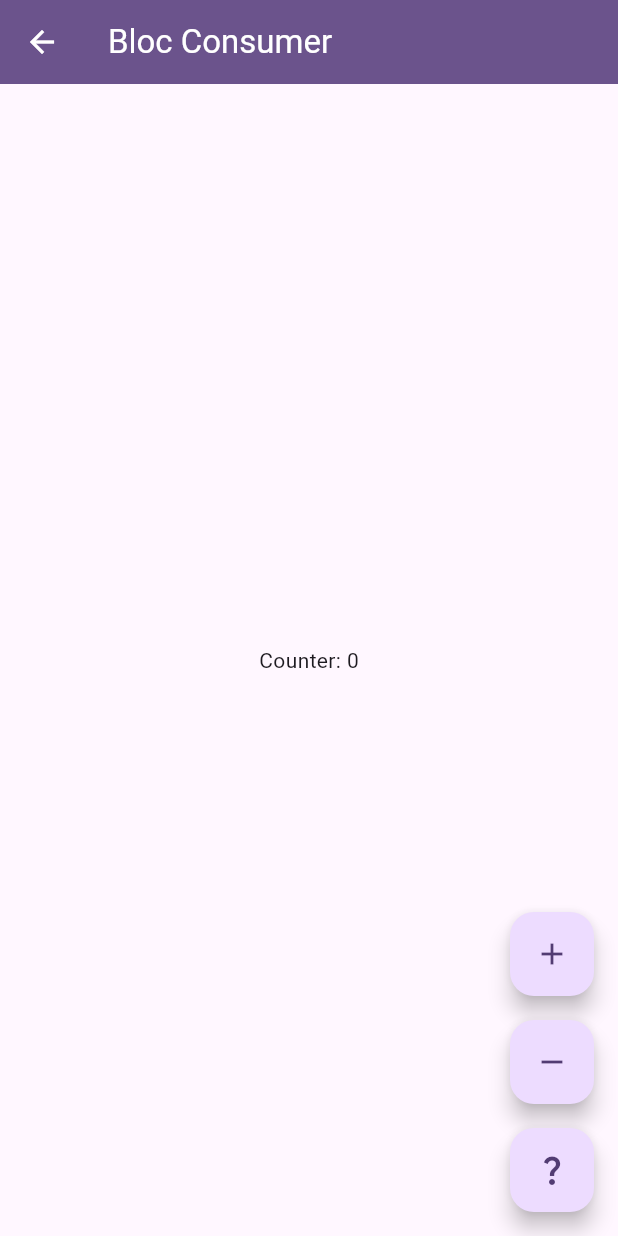
After one commit to thetpaingsoe/flutter_bloc_demo, a Flutter app: the screen it shows after launch, after a tap on "BlocConsumer", on a phone screen of 412 x 824 dp. The commit adds this screen. Run offline on Flutter 3.47's test engine with Material 3 defaults, Android fonts, the phone set to English and light mode, and no system bars; our stand-ins replace flutter_bloc.

Commit message:
Added BlocConsumer Sample

```diff
--- /dev/null
+++ b/lib/features/bloc_consumer/bloc/bloc_consumer_bloc.dart
@@ -0,0 +1,17 @@
+import 'package:flutter_bloc/flutter_bloc.dart';
+import 'package:flutter_bloc_demo/features/bloc_consumer/bloc/bloc_consumer_event.dart';
+import 'package:flutter_bloc_demo/features/bloc_consumer/bloc/bloc_consumer_state.dart';
+
+class BlocConsumerBloc extends Bloc<BlocConsumerEvent, BlocConsumerState> {
+  BlocConsumerBloc() : super(BlocConsumerState()) {
+    on<BlocConsumerIncrementEvent>((event, emit) {
+      emit(state.copyWith(counter: state.counter + 1));
+    });
+    on<BlocConsumerDecrementEvent>((event, emit) {
+      emit(state.copyWith(counter: state.counter - 1));
+    });
+    on<BlocConsumerDumpEvent>((event, emit) {
+      emit(BlocConsumerDumpState(counter: state.counter));
+    });
+  }
+}
--- /dev/null
+++ b/lib/features/bloc_consumer/bloc/bloc_consumer_event.dart
@@ -0,0 +1,13 @@
+sealed class BlocConsumerEvent {}
+
+final class BlocConsumerIncrementEvent extends BlocConsumerEvent {
+  BlocConsumerIncrementEvent() : super();
+}
+
+final class BlocConsumerDecrementEvent extends BlocConsumerEvent {
+  BlocConsumerDecrementEvent() : super();
+}
+
+final class BlocConsumerDumpEvent extends BlocConsumerEvent {
+  BlocConsumerDumpEvent() : super();
+}
--- /dev/null
+++ b/lib/features/bloc_consumer/bloc/bloc_consumer_state.dart
@@ -0,0 +1,12 @@
+class BlocConsumerState {
+  int counter;
+  BlocConsumerState({this.counter = 0});
+
+  BlocConsumerState copyWith({int? counter}) {
+    return BlocConsumerState(counter: counter ?? this.counter);
+  }
+}
+
+final class BlocConsumerDumpState extends BlocConsumerState {
+  BlocConsumerDumpState({required super.counter});
+}
--- /dev/null
+++ b/lib/features/bloc_consumer/ui/bloc_consumer_page.dart
@@ -0,0 +1,28 @@
+import 'package:flutter/material.dart';
+import 'package:flutter_bloc/flutter_bloc.dart';
+import 'package:flutter_bloc_demo/features/bloc_consumer/bloc/bloc_consumer_bloc.dart';
+import 'package:flutter_bloc_demo/features/bloc_consumer/ui/bloc_consumer_screen.dart';
+
+import 'widgets/count_button_widget.dart';
+
+
+
+class BlocConsumerPage extends StatelessWidget {
+  const BlocConsumerPage({super.key});
+
+  @override
+  Widget build(BuildContext context) {
+    return BlocProvider(
+      create: (context) => BlocConsumerBloc(),
+      child: Scaffold(
+        appBar: AppBar(
+          backgroundColor: Theme.of(context).colorScheme.primary,
+          foregroundColor: Theme.of(context).colorScheme.onPrimary,
+          title: const Text('Bloc Consumer'),
+        ),
+        body: const BlocConsumerScreen(),
+        floatingActionButton: const CountButtonWidget(),
+      ),
+    );
+  }
+}
--- /dev/null
+++ b/lib/features/bloc_consumer/ui/bloc_consumer_screen.dart
@@ -0,0 +1,32 @@
+import 'package:flutter/material.dart';
+import 'package:flutter_bloc/flutter_bloc.dart';
+import 'package:flutter_bloc_demo/features/bloc_consumer/bloc/bloc_consumer_state.dart';
+
+import '../bloc/bloc_consumer_bloc.dart';
+
+class BlocConsumerScreen extends StatelessWidget {
+  const BlocConsumerScreen({super.key});
+
+  @override
+  Widget build(BuildContext context) {
+    return BlocConsumer<BlocConsumerBloc, BlocConsumerState> (
+      listener: (context, state) {
+        if (state is BlocConsumerDumpState) {
+          ScaffoldMessenger.of(context).showSnackBar(
+            SnackBar(
+              content: Text('Counter: ${state.counter}'),
+              duration: const Duration(seconds: 1),
+            ),
+          );
+        }
+      },
+      builder: (context, state) {
+        return Center(
+          child: Text(
+            'Counter: ${state.counter}',
+          ),
+        );
+      },
+    );
+  }
+}
--- /dev/null
+++ b/lib/features/bloc_consumer/ui/widgets/count_button_widget.dart
@@ -0,0 +1,51 @@
+import 'package:flutter/material.dart';
+import 'package:flutter_bloc/flutter_bloc.dart';
+import 'package:flutter_bloc_demo/features/bloc_consumer/bloc/bloc_consumer_bloc.dart';
+import 'package:flutter_bloc_demo/features/bloc_consumer/bloc/bloc_consumer_event.dart';
+
+class CountButtonWidget extends StatelessWidget {
+  const CountButtonWidget({super.key});
+
+  @override
+  Widget build(BuildContext context) {
+    return Column(
+        mainAxisAlignment: MainAxisAlignment.end,
+        crossAxisAlignment: CrossAxisAlignment.end,
+        mainAxisSize: MainAxisSize.min,
+        children: [
+          FloatingActionButton(
+            heroTag: "increment",
+            onPressed: () {
+              BlocProvider.of<BlocConsumerBloc>(context)
+                  .add(BlocConsumerIncrementEvent());
+            },
+            tooltip: 'Increment',
+            child: const Icon(Icons.add),
+          ),
+          SizedBox(
+            height: 16,
+          ),
+          FloatingActionButton(
+            heroTag: "decrement",
+            onPressed: () {
+              BlocProvider.of<BlocConsumerBloc>(context)
+                  .add(BlocConsumerDecrementEvent());
+            },
+            tooltip: 'Decrement',
+            child: const Icon(Icons.remove),
+          ),
+          SizedBox(
+            height: 16,
+          ),
+          FloatingActionButton(
+            heroTag: "??",
+            onPressed: () {
+              BlocProvider.of<BlocConsumerBloc>(context)
+                  .add(BlocConsumerDumpEvent());
+            },
+            tooltip: 'Show',
+            child: const Icon(Icons.question_mark),
+          )
+        ]);
+  }
+}
--- a/lib/main.dart
+++ b/lib/main.dart
@@ -1,5 +1,6 @@
 import 'package:flutter/material.dart';
 import 'package:flutter_bloc_demo/features/basic_counter_with_cubit/ui/basic_counter_with_cubit_page.dart';
+import 'package:flutter_bloc_demo/features/bloc_consumer/ui/bloc_consumer_page.dart';
 import 'package:flutter_bloc_demo/features/bloc_selector/ui/bloc_selector_page.dart';
 import 'features/basic_counter_with_bloc/ui/basic_counter_with_bloc_page.dart';
 import 'features/bloc_builder_build_when/ui/build_when_page.dart';
@@ -91,7 +92,17 @@ class _MyHomePageState extends State<MyHomePage> {
                       MaterialPageRoute(
                           builder: (context) =>
                               const BlocSelectorPage()));
-            }, child: Text('BlocSelector'))
+            }, child: Text('BlocSelector')),
+            SizedBox(
+              height: 24,
+            ),
+            FilledButton(onPressed: () {
+              Navigator.push(
+                      context,
+                      MaterialPageRoute(
+                          builder: (context) =>
+                              const BlocConsumerPage()));
+            }, child: Text('BlocConsumer'))
           ],
         ),
       ),
```
Also changed, not shown: 1 other file.
